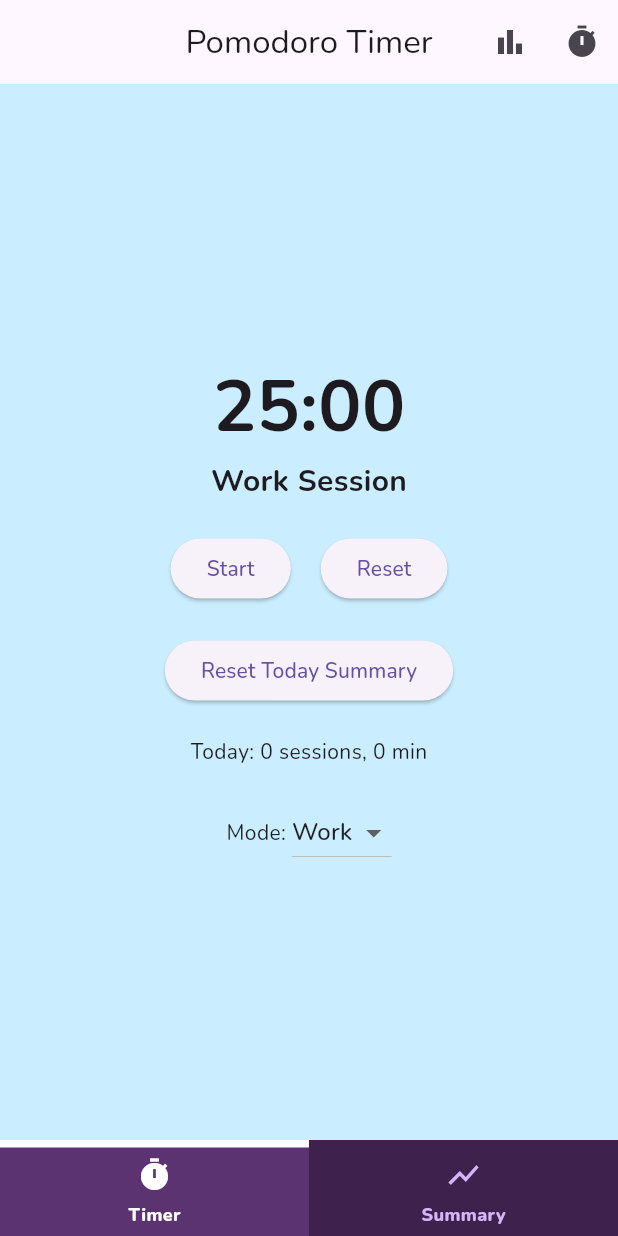
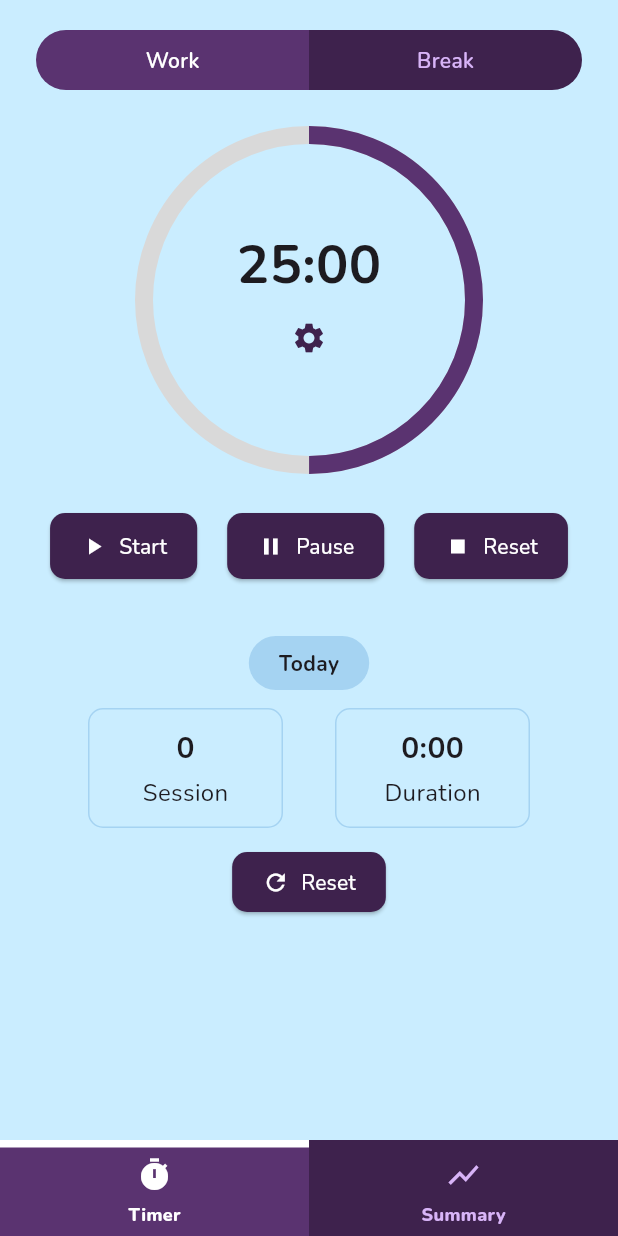
Before and after one commit to lazuardi-kipidapp/pomodoro_timer, a Flutter app: the screen it shows after launch, on a phone screen of 412 x 824 dp. Run offline on Flutter 3.47's test engine with Material 3 defaults, Android fonts, the phone set to English and light mode, and no system bars; our stand-ins replace awesome_notifications, flutter_local_notifications, shared_preferences.

Commit message:
refactor navpills

```diff
--- a/lib/screens/timer_screen.dart
+++ b/lib/screens/timer_screen.dart
@@ -1,171 +1,108 @@
-import 'dart:async';
 import 'package:flutter/material.dart';
-import 'package:pomodoro_timer/utils/strings.dart';
-import 'package:pomodoro_timer/models/timer_model.dart';
-import 'package:pomodoro_timer/services/notification_service.dart';
-import 'package:pomodoro_timer/controllers/summary_controller.dart';
-import 'package:pomodoro_timer/widgets/timer_display.dart';
-import 'package:pomodoro_timer/widgets/timer_buttons.dart';
-import 'package:pomodoro_timer/widgets/custom_timer_dialog.dart';
+import 'package:pomodoro_timer/utils/custom_colors.dart';
+import 'package:pomodoro_timer/widgets/summary_card_group.dart';
+import 'package:pomodoro_timer/widgets/timer_navpills.dart';
 
 class TimerScreen extends StatefulWidget {
   const TimerScreen({super.key});
 
   @override
-  _TimerScreenState createState() => _TimerScreenState();
+  State<TimerScreen> createState() => _TimerScreenState();
 }
 
 class _TimerScreenState extends State<TimerScreen> {
-  late TimerModel timerModel;
-  bool isRunning = false;
-  Timer? timer;
-  final NotificationService _notificationService = NotificationService();
-  String selectedMode = 'Work'; // Default mode
-
-  @override
-  void initState() {
-    super.initState();
-    Map<String, int> settings = SummaryController.getTimerSettings();
-    timerModel = TimerModel(
-      workDuration: settings['work_duration']!,
-      breakDuration: settings['break_duration']!,
-      remainingTime: settings['work_duration']!,
-      isWorkSession: true,
-    );
-    _notificationService.initializeNotifications();
-  }
-
-  void _startTimer() {
-    setState(() => isRunning = true);
-    timer = Timer.periodic(const Duration(seconds: 1), (timer) {
-      if (timerModel.remainingTime > 0) {
-        setState(() => timerModel.remainingTime--);
-      } else {
-        _notificationService.showNotification(timerModel.isWorkSession);
-        if (timerModel.isWorkSession) {
-          SummaryController.recordWorkSession(timerModel.workDuration ~/ 60);
-        }
-        _switchSession();
-      }
-    });
-  }
-
-  void _stopTimer() {
-    setState(() => isRunning = false);
-    timer?.cancel();
-  }
-
-  void _resetTimer() {
-    _stopTimer();
-    setState(() {
-      timerModel.remainingTime = timerModel.isWorkSession ? timerModel.workDuration : timerModel.breakDuration;
-    });
-  }
-
-  void _resetTodaySummary() {
-    SummaryController.resetDailySummary();
-    setState(() {});
-  }
-
-  void _changeMode(String newMode) {
-  setState(() {
-    selectedMode = newMode;
-    timerModel.isWorkSession = selectedMode == 'Work';
-    timerModel.remainingTime = timerModel.isWorkSession
-        ? timerModel.workDuration
-        : timerModel.breakDuration;
-  });
-}
-
-void _switchSession() {
-  _stopTimer();
-  _changeMode(timerModel.isWorkSession ? 'Break' : 'Work');
-}
-
-  void _showCustomTimerDialog() async {
-    final result = await showDialog<Map<String, int>>(
-      context: context,
-      builder: (context) => CustomTimerDialog(
-        initialWorkDuration: timerModel.workDuration,
-        initialBreakDuration: timerModel.breakDuration,
-      ),
-    );
-    if (result != null) {
-      setState(() {
-        timerModel.workDuration = result['work']!;
-        timerModel.breakDuration = result['break']!;
-        timerModel.remainingTime = timerModel.workDuration;
-      });
-      SummaryController.saveTimerSettings(timerModel.workDuration, timerModel.breakDuration);
-    }
-  }
+  bool isWorkMode = true;
 
   @override
   Widget build(BuildContext context) {
-    Map<String, dynamic> dailySummary = SummaryController.getSummary()['daily']!;
     return Scaffold(
-      appBar: AppBar(
-        title: const Text(Strings.pomodoroTimerTitle),
-        centerTitle: true,
-        actions: [
+      backgroundColor: CustomColors.backgroundBlue,
+      body: SafeArea(
+        child: Padding(
+          padding: const EdgeInsets.symmetric(horizontal: 24.0),
+          child: Column(
+            children: [
+              const SizedBox(height: 20),
+
+              // Mode Switcher
+              NavPills(
+                isWorkMode: isWorkMode,
+                onTap: (bool value) {
+                  setState(() {
+                    isWorkMode = value;
+                    // ubah mode dan state lainnya
+                  });
+                },
+              ),
+
+              const SizedBox(height: 30),
+
+              // Circular Timer Display
+              Center(
+                child: Stack(
+                  alignment: Alignment.center,
+                  children: [
+                    SizedBox(
+                      width: 220,
+                      height: 220,
+                      child: CircularProgressIndicator(
+                        value: 0.5,
+                        strokeWidth: 12,
+                        backgroundColor: CustomColors.progressPurpleBG,
+                        valueColor: const AlwaysStoppedAnimation(CustomColors.progressPurpleValue),
+                      ),
+                    ),
+                    Column(
+                      mainAxisSize: MainAxisSize.min,
+                      children: [
+                        const Text("25:00", style: TextStyle(fontSize: 36, fontWeight: FontWeight.bold)),
                         IconButton(
-            icon: const Icon(Icons.bar_chart),
-            onPressed: () => Navigator.pushNamed(context, '/summary'),
-          ),
-          IconButton(
-            icon: const Icon(Icons.timer),
-            onPressed: _showCustomTimerDialog,
-          ),
+                          onPressed: () {},
+                          icon: const Icon(Icons.settings),
+                          color: CustomColors.buttonPurpleBG,
+                        )
+                      ],
+                    )
                   ],
                 ),
-      body: Center(
-        child: Column(
-          mainAxisAlignment: MainAxisAlignment.center,
-          children: [
-            TimerDisplay(timeInSeconds: timerModel.remainingTime),
-            Text(
-              timerModel.isWorkSession ? 'Work Session' : 'Break Session',
-              style: const TextStyle(fontSize: 20, fontWeight: FontWeight.bold),
               ),
-            const SizedBox(height: 20),
-            TimerButtons(
-              isRunning: isRunning,
-              onStart: _startTimer,
-              onStop: _stopTimer,
-              onReset: _resetTimer,
-            ),
-            const SizedBox(height: 20),
-            ElevatedButton(
-              onPressed: _resetTodaySummary,
-              child: const Text('Reset Today Summary'),
-            ),
-            const SizedBox(height: 20),
-            Text('Today: ${dailySummary['sessions']} sessions, ${dailySummary['time']} min'),
-            const SizedBox(height: 20),
-            // Mode Selector
+
+              const SizedBox(height: 30),
+
+              // Control Buttons
               Row(
                 mainAxisAlignment: MainAxisAlignment.center,
                 children: [
-                const Text('Mode: '),
-                DropdownButton<String>(
-                  value: selectedMode,
-                  items: ['Work', 'Break'].map((String mode) {
-                    return DropdownMenuItem<String>(
-                      value: mode,
-                      child: Text(mode),
-                    );
-                  }).toList(),
-                  onChanged: (String? newMode) {
-                    if (newMode != null) {
-                    _changeMode(newMode);
-                  }
-                  },
-                ),
+                  _buildControlButton(Icons.play_arrow, "Start", () {}),
+                  const SizedBox(width: 20),
+                  _buildControlButton(Icons.pause, "Pause", () {}),
+                  const SizedBox(width: 20),
+                  _buildControlButton(Icons.stop, "Reset", () {}),
                 ],
               ),
+
+              const SizedBox(height: 36),
+
+              // Today Summary Card Group
+              const SummaryCardGroup('daily'),
             ],
+          ),
         ),
       ),
     );
   }
+
+  Widget _buildControlButton(IconData icon, String label, VoidCallback onTap) {
+    return ElevatedButton.icon(
+      onPressed: onTap,
+      icon: Icon(icon),
+      label: Text(label),
+      style: ElevatedButton.styleFrom(
+        backgroundColor: CustomColors.buttonPurpleBG,
+        foregroundColor: CustomColors.buttonPurpleLabel,
+        shape: RoundedRectangleBorder(borderRadius: BorderRadius.circular(10)),
+        padding: const EdgeInsets.symmetric(horizontal: 20, vertical: 12),
+      ),
+    );
   }
+}
--- a/lib/utils/custom_colors.dart
+++ b/lib/utils/custom_colors.dart
@@ -27,6 +27,10 @@ class CustomColors {
   // Strokes
   static const Color strokeBlue = CustomColors.darkBlue100;
 
+  //  Progress Indicators
+  static const Color progressPurpleValue = CustomColors.darkPurple100;
+  static const Color progressPurpleBG = CustomColors.lightGray100;
+
   // Navbars
   static const Color navbarSelectedBG = CustomColors.darkPurple100;
   static const Color navbarSelectedLabel = Colors.white;
--- /dev/null
+++ b/lib/widgets/summary_card_group.dart
@@ -0,0 +1,106 @@
+import 'package:flutter/material.dart';
+import 'package:pomodoro_timer/controllers/summary_controller.dart';
+import 'package:pomodoro_timer/utils/custom_colors.dart';
+
+class SummaryCardGroup extends StatefulWidget {
+  final String type; // 'daily' or 'weekly'
+  final VoidCallback? onResetOverride;
+
+  const SummaryCardGroup(this.type, {super.key, this.onResetOverride});
+
+  @override
+  State<SummaryCardGroup> createState() => _SummaryCardGroupState();
+}
+
+class _SummaryCardGroupState extends State<SummaryCardGroup> {
+  late Map<String, dynamic> data;
+
+  @override
+  void initState() {
+    super.initState();
+    data = SummaryController.getSummary()[widget.type]!;
+  }
+
+  void _reset() {
+    if (widget.type == 'daily') {
+      SummaryController.resetDailySummary();
+    } else {
+      SummaryController.resetWeeklySummary();
+    }
+
+    setState(() {
+      data = SummaryController.getSummary()[widget.type]!;
+    });
+
+    if (widget.onResetOverride != null) {
+      widget.onResetOverride!();
+    }
+  }
+
+  @override
+  Widget build(BuildContext context) {
+    String title = widget.type == 'daily' ? 'Today' : 'This Week';
+
+    return Column(
+      children: [
+        Container(
+          padding: const EdgeInsets.symmetric(vertical: 8, horizontal: 20),
+          decoration: BoxDecoration(
+            color: CustomColors.tagBlueBG,
+            borderRadius: BorderRadius.circular(20),
+          ),
+          child: Text(title, style: const TextStyle(fontWeight: FontWeight.bold)),
+        ),
+        const SizedBox(height: 12),
+        Row(
+          mainAxisAlignment: MainAxisAlignment.spaceEvenly,
+          children: [
+            _buildInfoBox('${data['sessions']}', 'Session'),
+            _buildInfoBox(_formatDuration(data['time']), 'Duration'),
+          ],
+        ),
+        const SizedBox(height: 12),
+        _buildResetButton("Reset", _reset),
+      ],
+    );
+  }
+
+  Widget _buildInfoBox(String value, String label) {
+    return Container(
+      width: 130,
+      height: 80,
+      decoration: BoxDecoration(
+        border: Border.all(color: CustomColors.strokeBlue),
+        borderRadius: BorderRadius.circular(10),
+      ),
+      child: Column(
+        mainAxisAlignment: MainAxisAlignment.center,
+        children: [
+          Text(value, style: const TextStyle(fontSize: 20, fontWeight: FontWeight.bold)),
+          const SizedBox(height: 4),
+          Text(label, style: const TextStyle(fontSize: 16)),
+        ],
+      ),
+    );
+  }
+
+  Widget _buildResetButton(String label, VoidCallback onPressed) {
+    return ElevatedButton.icon(
+      style: ElevatedButton.styleFrom(
+        backgroundColor: CustomColors.buttonPurpleBG,
+        foregroundColor: CustomColors.buttonPurpleLabel,
+        shape: RoundedRectangleBorder(borderRadius: BorderRadius.circular(10)),
+        padding: const EdgeInsets.symmetric(horizontal: 20, vertical: 10),
+      ),
+      onPressed: onPressed,
+      icon: const Icon(Icons.refresh),
+      label: Text(label),
+    );
+  }
+
+  String _formatDuration(int minutes) {
+    final d = Duration(minutes: minutes);
+    String twoDigits(int n) => n.toString().padLeft(2, '0');
+    return '${d.inHours}:${twoDigits(d.inMinutes.remainder(60))}';
+  }
+}
--- /dev/null
+++ b/lib/widgets/timer_navpills.dart
@@ -0,0 +1,55 @@
+import 'package:flutter/material.dart';
+import 'package:pomodoro_timer/utils/custom_colors.dart';
+
+class NavPills extends StatelessWidget {
+  final bool isWorkMode;
+  final Function(bool) onTap;
+
+  const NavPills({
+    super.key,
+    required this.isWorkMode,
+    required this.onTap,
+  });
+
+  @override
+  Widget build(BuildContext context) {
+    return Container(
+      decoration: BoxDecoration(
+        color: Colors.transparent,
+        borderRadius: BorderRadius.circular(30),
+      ),
+      child: Row(
+        children: ['Work', 'Break'].asMap().entries.map((entry) {
+          final index = entry.key;
+          final label = entry.value;
+          final selected = (index == 0 && isWorkMode) || (index == 1 && !isWorkMode);
+
+          return Expanded(
+            child: GestureDetector(
+              onTap: () => onTap(index == 0), // true kalau Work, false kalau Break
+              child: Container(
+                padding: const EdgeInsets.symmetric(vertical: 10),
+                decoration: BoxDecoration(
+                  color: selected ? CustomColors.navbarSelectedBG : CustomColors.navbarUnselectedBG,
+                  borderRadius: BorderRadius.horizontal(
+                    left: Radius.circular(index == 0 ? 30 : 0),
+                    right: Radius.circular(index == 1 ? 30 : 0),
+                  ),
+                ),
+                child: Center(
+                  child: Text(
+                    label,
+                    style: TextStyle(
+                      color: selected ? CustomColors.navbarSelectedLabel : CustomColors.navbarUnselectedLabel,
+                      fontWeight: FontWeight.w600,
+                    ),
+                  ),
+                ),
+              ),
+            ),
+          );
+        }).toList(),
+      ),
+    );
+  }
+}
```
Also changed, not shown: lib/screens/summary_screen.dart (+7 -70 lines), lib/widgets/timer_buttons copy.dart (added, +35 -0 lines). Lines whose indentation alone changed are shown as unchanged.
